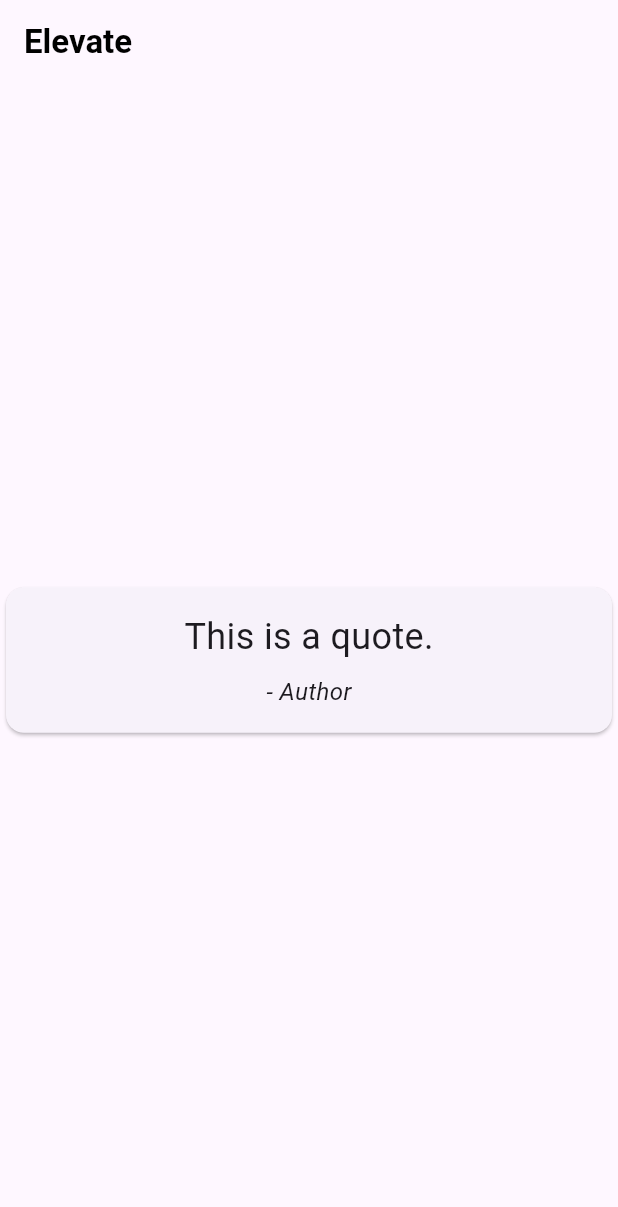
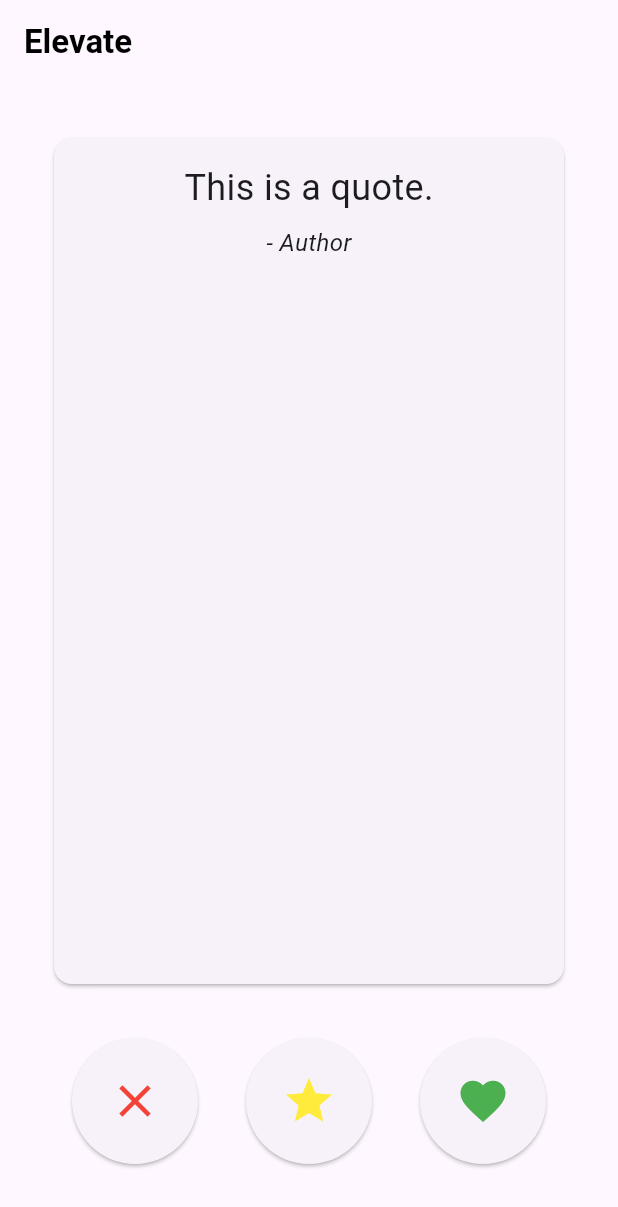
Before and after one commit to NeoEtIchiro/elevate_quote_generator, a Flutter app: the screen it shows after launch, on a phone screen of 412 x 824 dp. Shown: the top 1207 px of the screen. Run offline on Flutter 3.47's test engine with Material 3 defaults, Android fonts, the phone set to English and light mode, and no system bars.

Commit message:
Chaque bouton a une action

```diff
--- a/lib/views/home.dart
+++ b/lib/views/home.dart
@@ -1,8 +1,38 @@
 import 'package:flutter/material.dart';
 import 'package:elevate_quote_generator/widgets/quote_card.dart';
+import 'package:elevate_quote_generator/widgets/action_row.dart';
 
-class MainScreen extends StatelessWidget {
+class MainScreen extends StatefulWidget {
   const MainScreen({super.key});
+
+  @override
+  _MainScreenState createState() => _MainScreenState();
+}
+
+class _MainScreenState extends State<MainScreen> {
+  String quote = 'This is a quote.';
+  String author = '- Author';
+
+  void _dislikeAction() {
+    setState(() {
+      quote = 'Quote disliked';
+      author = '';
+    });
+  }
+
+  void _favoriteAction() {
+    setState(() {
+      quote = 'Favorite page';
+      author = '- Star';
+    });
+  }
+
+  void _likeAction() {
+    setState(() {
+      quote = 'Like quote';
+      author = '- Favorite';
+    });
+  }
 
   @override
   Widget build(BuildContext context) {
@@ -16,8 +46,21 @@ class MainScreen extends StatelessWidget {
           ),
         ),
       ),
-      body: const Center(
-        child: QuoteCard(),
+      body: Padding(
+        padding: const EdgeInsets.all(32.0),
+        child: Column(
+          mainAxisAlignment: MainAxisAlignment.spaceBetween,
+          children: [
+            Expanded(child: QuoteCard(quote: quote, author: author)),
+            const SizedBox(height: 32.0),
+            ActionRow(
+              onDislike: _dislikeAction,
+              onFavorite: _favoriteAction,
+              onLike: _likeAction,
+            ),
+            const SizedBox(height: 16.0),
+          ],
+        ),
       ),
     );
   }
--- /dev/null
+++ b/lib/widgets/action_row.dart
@@ -0,0 +1,53 @@
+import 'package:flutter/material.dart';
+
+class ActionRow extends StatelessWidget {
+  final VoidCallback onDislike;
+  final VoidCallback onFavorite;
+  final VoidCallback onLike;
+
+  const ActionRow({
+    super.key,
+    required this.onDislike,
+    required this.onFavorite,
+    required this.onLike,
+  });
+
+  @override
+  Widget build(BuildContext context) {
+    return Row(
+      mainAxisAlignment: MainAxisAlignment.spaceEvenly,
+      children: <Widget>[
+        Expanded(
+          child: ElevatedButton(
+            style: ElevatedButton.styleFrom(
+              shape: const CircleBorder(),
+              padding: const EdgeInsets.all(24.0),
+            ),
+            onPressed: onDislike,
+            child: const Icon(Icons.close, size: 36.0, color: Colors.red),
+          ),
+        ),
+        Expanded(
+          child: ElevatedButton(
+            style: ElevatedButton.styleFrom(
+              shape: const CircleBorder(),
+              padding: const EdgeInsets.all(24.0),
+            ),
+            onPressed: onFavorite,
+            child: const Icon(Icons.star, size: 36.0, color: Colors.yellow),
+          ),
+        ),
+        Expanded(
+          child: ElevatedButton(
+            style: ElevatedButton.styleFrom(
+              shape: const CircleBorder(),
+              padding: const EdgeInsets.all(24.0),
+            ),
+            onPressed: onLike,
+            child: const Icon(Icons.favorite, size: 36.0, color: Colors.green),
+          ),
+        ),
+      ],
+    );
+  }
+}
--- a/lib/widgets/quote_card.dart
+++ b/lib/widgets/quote_card.dart
@@ -1,7 +1,14 @@
 import 'package:flutter/material.dart';
 
 class QuoteCard extends StatefulWidget {
-  const QuoteCard({super.key});
+  final String quote;
+  final String author;
+
+  const QuoteCard({
+    super.key,
+    required this.quote,
+    required this.author,
+  });
 
   @override
   _QuoteCardState createState() => _QuoteCardState();
@@ -17,15 +24,15 @@ class _QuoteCardState extends State<QuoteCard> {
           padding: const EdgeInsets.all(16.0),
           child: Column(
             mainAxisSize: MainAxisSize.min,
-            children: const <Widget>[
+            children: <Widget>[
               Text(
-                'This is a quote.',
-                style: TextStyle(fontSize: 24.0),
+                widget.quote,
+                style: const TextStyle(fontSize: 24.0),
               ),
-              SizedBox(height: 8.0),
+              const SizedBox(height: 8.0),
               Text(
-                '- Author',
-                style: TextStyle(fontSize: 16.0, fontStyle: FontStyle.italic),
+                widget.author,
+                style: const TextStyle(fontSize: 16.0, fontStyle: FontStyle.italic),
               ),
             ],
           ),
```
